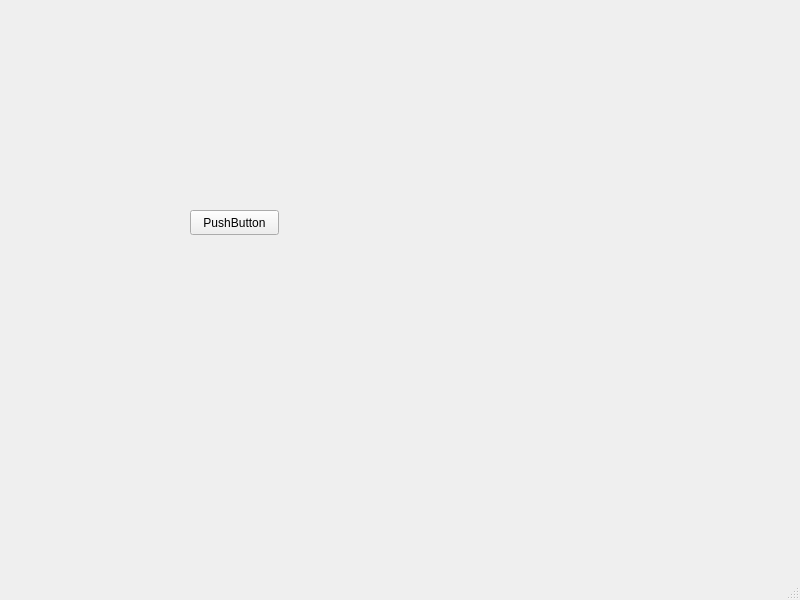
harunresit/Led-Array-Manager-V1.0, file mainwindow.ui: the form before one commit.
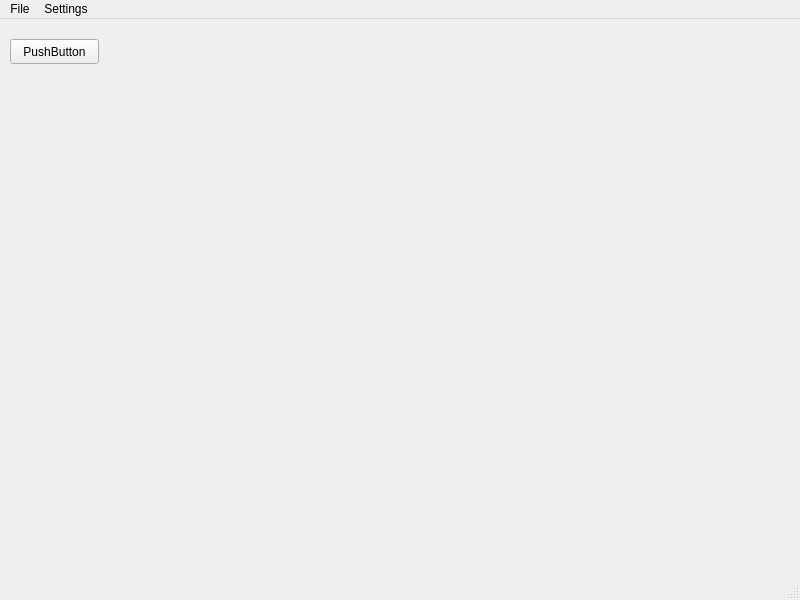
The form after the commit.

Patch:
```diff
--- a/mainwindow.ui
+++ b/mainwindow.ui
@@ -17,8 +17,8 @@
    <widget class="QPushButton" name="pushButton">
     <property name="geometry">
      <rect>
-      <x>190</x>
-      <y>210</y>
+      <x>10</x>
+      <y>20</y>
       <width>89</width>
       <height>25</height>
      </rect>
@@ -37,6 +37,33 @@
      <height>22</height>
     </rect>
    </property>
+   <widget class="QMenu" name="menuNew">
+    <property name="title">
+     <string>File</string>
+    </property>
+    <addaction name="actionNew"/>
+    <addaction name="actionOpen"/>
+    <addaction name="actionSave"/>
+    <addaction name="actionSave_As"/>
+   </widget>
+   <widget class="QMenu" name="menuSettings">
+    <property name="title">
+     <string>Settings</string>
+    </property>
+    <widget class="QMenu" name="menuAppearance">
+     <property name="title">
+      <string>Appearance</string>
+     </property>
+     <addaction name="actionDark_Theme"/>
+     <addaction name="actionWhite_Theme"/>
+     <addaction name="actionRed_Theme"/>
+     <addaction name="actionGreen_Theme"/>
+     <addaction name="actionBlue_Theme"/>
+    </widget>
+    <addaction name="menuAppearance"/>
+   </widget>
+   <addaction name="menuNew"/>
+   <addaction name="menuSettings"/>
   </widget>
   <widget class="QStatusBar" name="statusbar"/>
  </widget>
```
Left out of the diff: 47 changed lines with no effect on the pictures.
